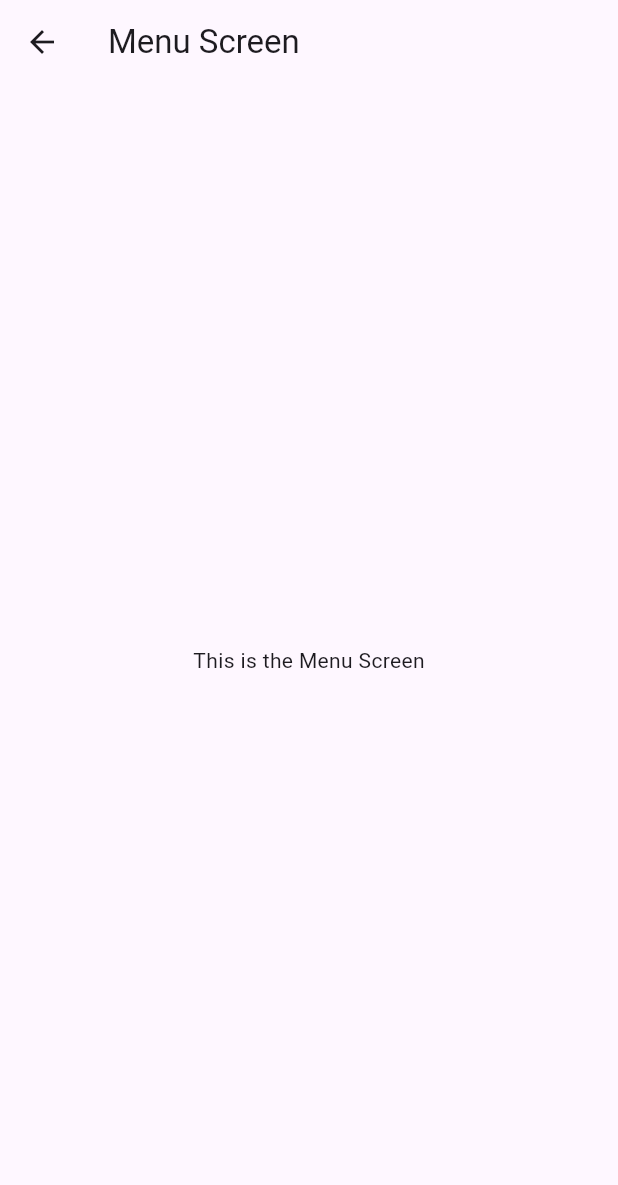
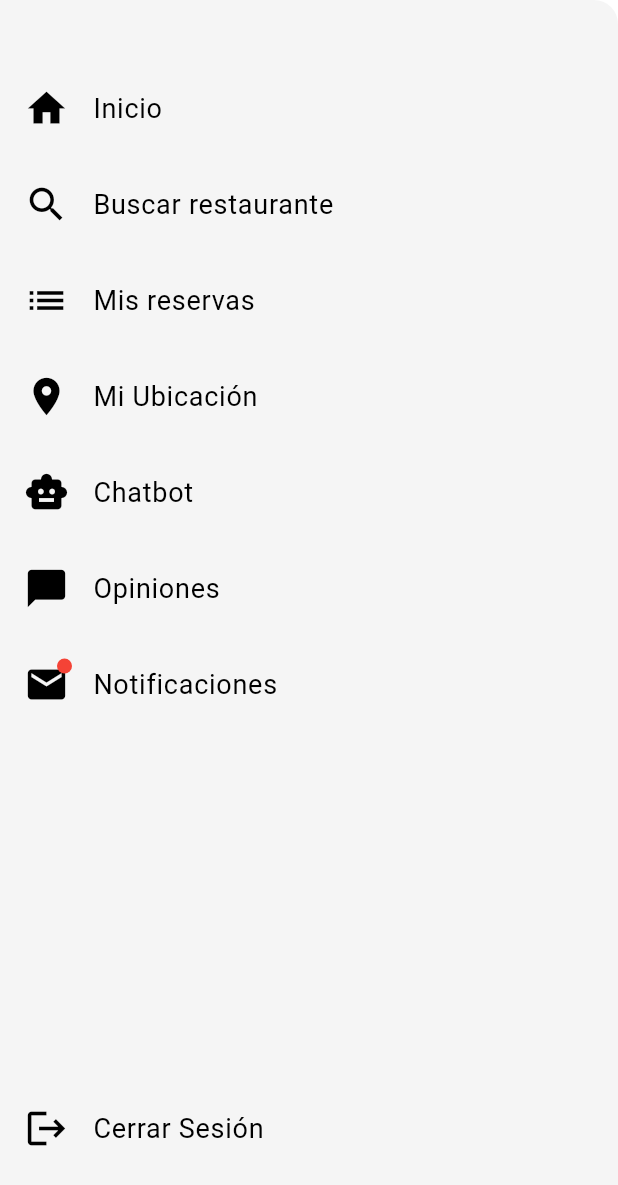
Before and after one commit to Carlos171003/SittaraLogin, a Flutter app: the MenuScreen screen opened by its route, on a phone screen of 412 x 824 dp. Shown: the top 1185 px of the screen. Run offline on Flutter 3.47's test engine with Material 3 defaults, Android fonts, the phone set to English and light mode, and no system bars; our stand-ins replace flutter_bloc.

Commit message:
feat: Incorporate new menu_screen.dart content

```diff
--- a/lib/src/features/home/presentation/screens/menu_screen.dart
+++ b/lib/src/features/home/presentation/screens/menu_screen.dart
@@ -1,17 +1,104 @@
 import 'package:flutter/material.dart';
 
 class MenuScreen extends StatelessWidget {
-  const MenuScreen({super.key});
+  const MenuScreen({Key? key}) : super(key: key);
 
   @override
   Widget build(BuildContext context) {
-    return Scaffold(
-      appBar: AppBar(
-        title: const Text('Menu Screen'),
-      ),
-      body: const Center(
-        child: Text('This is the Menu Screen'),
+    return Drawer(
+      backgroundColor: Colors.grey[100],
+      child: Padding(
+        padding: const EdgeInsets.symmetric(vertical: 40, horizontal: 16),
+        child: Column(
+          crossAxisAlignment: CrossAxisAlignment.center,
+          children: [
+            _menuItem(
+              icon: Icons.home,
+              text: 'Inicio',
+              onTap: () {
+                Navigator.pop(context);
+              },
+            ),
+            _menuItem(
+              icon: Icons.search,
+              text: 'Buscar restaurante',
+              onTap: () {},
+            ),
+            _menuItem(
+              icon: Icons.list,
+              text: 'Mis reservas',
+              onTap: () {},
+            ),
+            _menuItem(
+              icon: Icons.location_on,
+              text: 'Mi Ubicación',
+              onTap: () {},
+            ),
+            _menuItem(
+              icon: Icons.smart_toy,
+              text: 'Chatbot',
+              onTap: () {},
+            ),
+            _menuItem(
+              icon: Icons.chat_bubble,
+              text: 'Opiniones',
+              onTap: () {},
+            ),
+            _menuItemNotificaciones(),
+            const Spacer(),
+            _menuItem(
+              icon: Icons.logout,
+              text: 'Cerrar Sesión',
+              onTap: () {},
+            ),
+          ],
+        ),
       ),
     );
   }
+
+  Widget _menuItem({
+    required IconData icon,
+    required String text,
+    required VoidCallback onTap,
+  }) {
+    return ListTile(
+      leading: Icon(icon, color: Colors.black, size: 30),
+      title: Text(
+        text,
+        style: const TextStyle(fontSize: 18, color: Colors.black),
+      ),
+      onTap: onTap,
+      contentPadding: const EdgeInsets.symmetric(vertical: 4),
+    );
+  }
+
+  Widget _menuItemNotificaciones() {
+    return ListTile(
+      leading: Stack(
+        clipBehavior: Clip.none,
+        children: [
+          const Icon(Icons.mail, color: Colors.black, size: 30),
+          Positioned(
+            right: -2,
+            top: -2,
+            child: Container(
+              width: 10,
+              height: 10,
+              decoration: const BoxDecoration(
+                color: Colors.red,
+                shape: BoxShape.circle,
+              ),
+            ),
+          ),
+        ],
+      ),
+      title: const Text(
+        'Notificaciones',
+        style: TextStyle(fontSize: 18, color: Colors.black),
+      ),
+      onTap: () {},
+      contentPadding: const EdgeInsets.symmetric(vertical: 4),
+    );
+  }
 }
```
